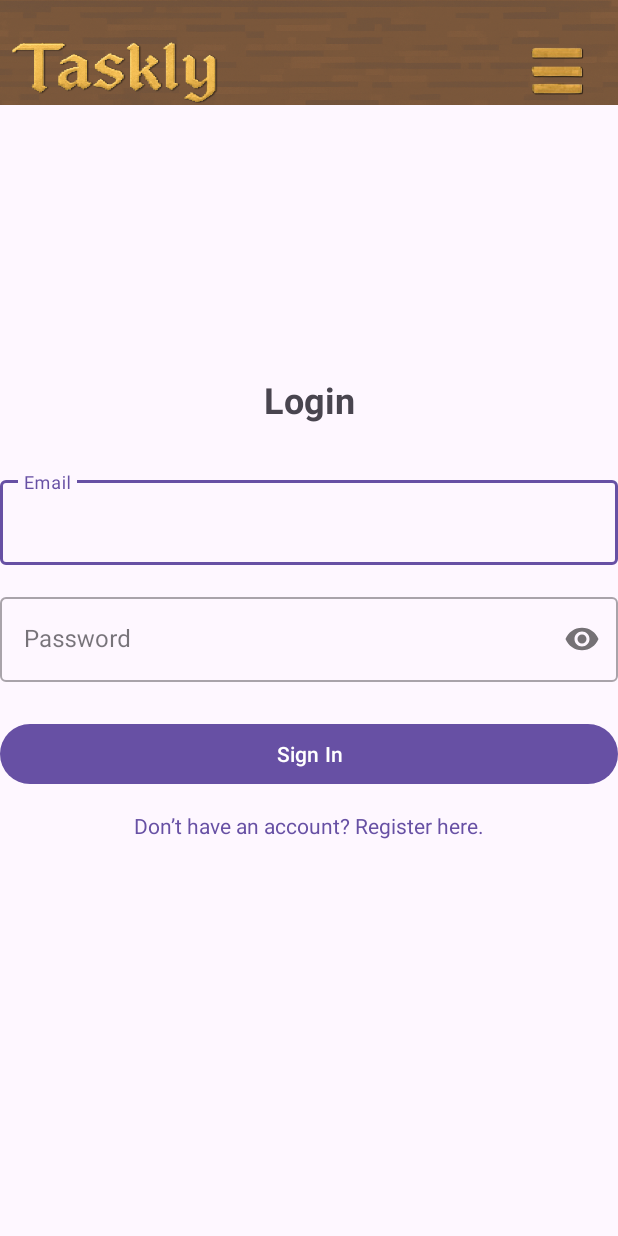
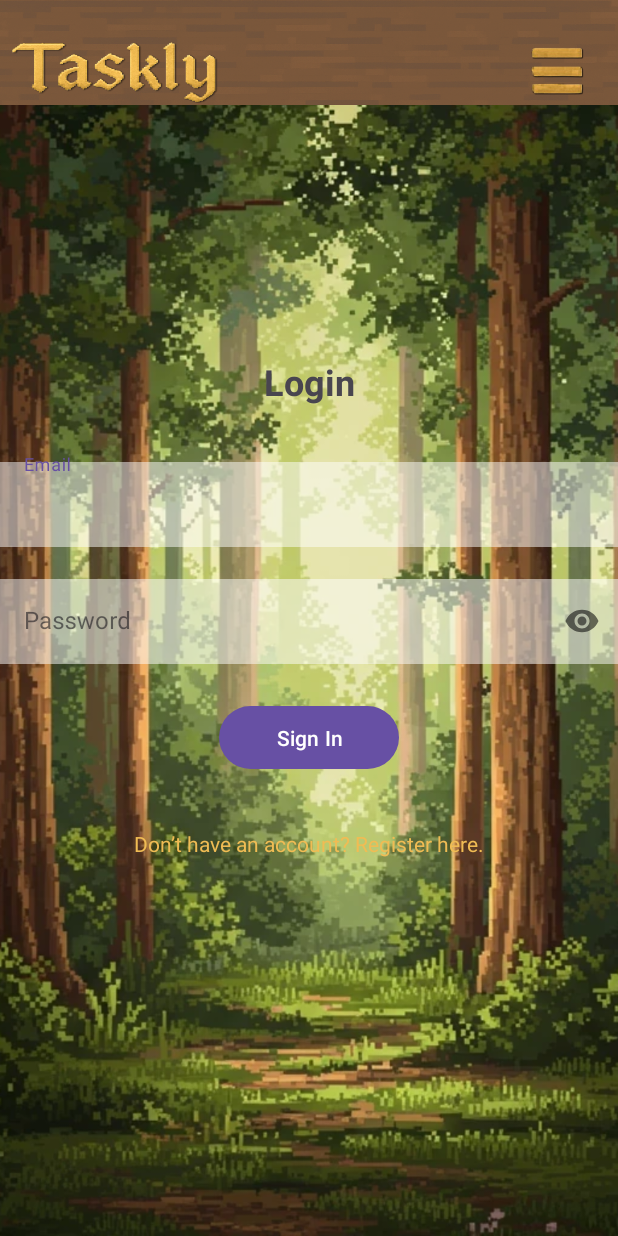
Before and after one commit to Srxx42/e2-ma-tim27-2025, an Android app: the screen it shows after launch (LoginActivity), on a phone screen of 412 x 824 dp. Run offline under Robolectric (Android 15) with nearby library versions, the phone set to English and light mode, and no system bars; our stand-ins replace Firebase (no records; nobody signed in at launch, a user with empty details on screens opened directly).

Commit message:
Worked on designt, background and toolbar

```diff
--- a/e2-ma-tim27-2025/app/src/main/res/layout/activity_login.xml
+++ b/e2-ma-tim27-2025/app/src/main/res/layout/activity_login.xml
@@ -6,6 +6,7 @@
     android:layout_width="match_parent"
     android:layout_height="match_parent"
     android:padding="0dp"
+    android:background="@drawable/forest"
     tools:context=".presentation.activity.LoginActivity">
 
     <include
@@ -24,6 +25,7 @@
         android:text="@string/login_title"
         android:textSize="24sp"
         android:textStyle="bold"
+
         app:layout_constraintTop_toTopOf="parent"
         app:layout_constraintStart_toStartOf="parent"
         app:layout_constraintEnd_toEndOf="parent"
@@ -47,6 +49,7 @@
             android:id="@+id/editTextEmail"
             android:layout_width="match_parent"
             android:layout_height="wrap_content"
+            android:background="#80FFFFFF"
             android:inputType="textEmailAddress" />
     </com.google.android.material.textfield.TextInputLayout>
 
@@ -68,19 +71,20 @@
             android:id="@+id/editTextPassword"
             android:layout_width="match_parent"
             android:layout_height="wrap_content"
+            android:background="#80FFFFFF"
             android:inputType="textPassword" />
         </com.google.android.material.textfield.TextInputLayout>
 
-        <Button
+    <Button
         android:id="@+id/buttonLogin"
-        android:layout_width="0dp"
-        android:layout_height="wrap_content"
+        android:layout_width="120dp"
+        android:layout_height="50dp"
+        android:layout_marginTop="24dp"
         android:text="@string/login_button"
-        android:layout_marginTop="24dp"
-        app:layout_constraintTop_toBottomOf="@id/textInputLayoutPassword"
+        app:layout_constraintBottom_toTopOf="@id/progressBar"
+        app:layout_constraintEnd_toEndOf="parent"
         app:layout_constraintStart_toStartOf="parent"
-        app:layout_constraintEnd_toEndOf="parent"
-        app:layout_constraintBottom_toTopOf="@id/progressBar"/>
+        app:layout_constraintTop_toBottomOf="@id/textInputLayoutPassword" />
 
         <ProgressBar
         android:id="@+id/progressBar"
@@ -100,10 +104,11 @@
         android:layout_width="wrap_content"
         android:layout_height="wrap_content"
         android:text="@string/login_no_account_prompt"
-        android:textColor="?attr/colorPrimary"
+        android:textColor="#F0BC54"
         android:padding="14dp"
         android:clickable="true"
         android:focusable="true"
+        android:layout_marginTop="10pt"
         app:layout_constraintTop_toBottomOf="@id/progressBar"
         app:layout_constraintStart_toStartOf="parent"
         app:layout_constraintEnd_toEndOf="parent"
--- a/e2-ma-tim27-2025/app/src/main/res/layout/activity_main.xml
+++ b/e2-ma-tim27-2025/app/src/main/res/layout/activity_main.xml
@@ -5,7 +5,7 @@
     android:id="@+id/main"
     android:layout_width="match_parent"
     android:layout_height="match_parent"
-    android:background="@drawable/background"
+    android:background="@drawable/background2"
     android:paddingTop="0dp"
     tools:context=".presentation.activity.MainActivity">
 
```
Also changed, not shown: e2-ma-tim27-2025/app/src/main/res/layout/activity_registration.xml (+11 -1 lines), e2-ma-tim27-2025/app/src/main/res/drawable/background2.jpeg (added), e2-ma-tim27-2025/app/src/main/res/drawable/forest.png (added).
